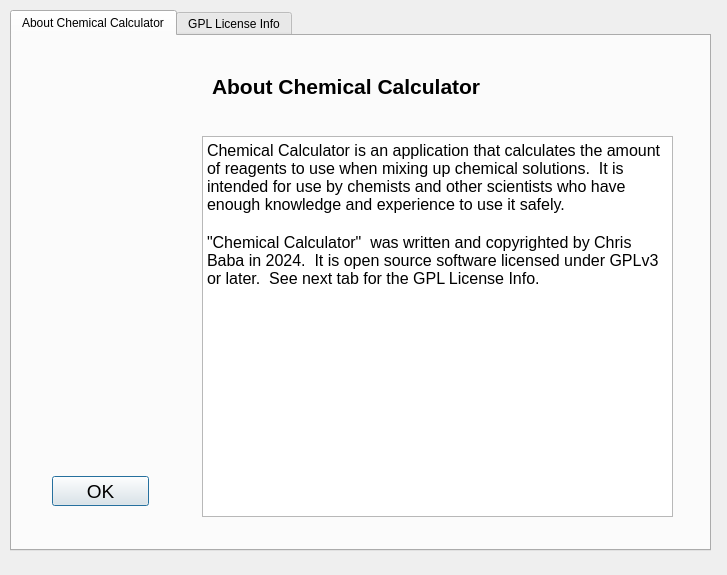
Chris-Baba/ChemCalc, file about_dialog.ui: the form before one commit.
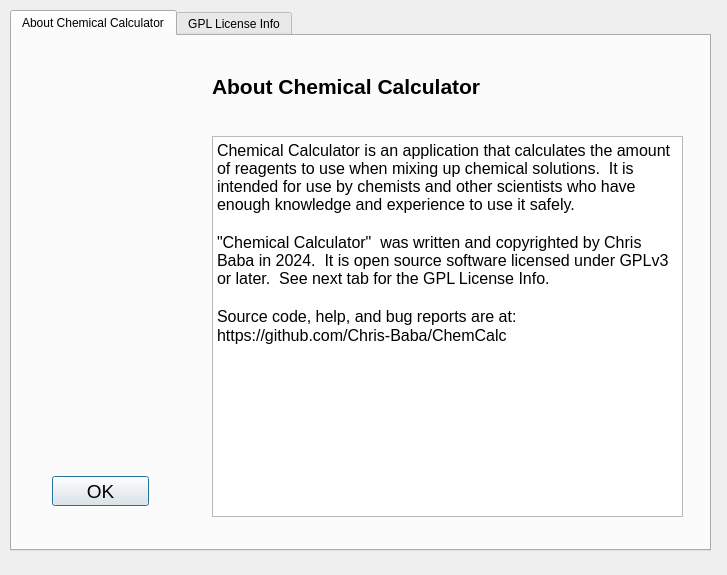
The form after the commit. The open tabs and pages were chosen to show the change. Icons and pictures are not drawn.

Commit message: Updated about_dialog with my github URL.

The edit to the form file:
```diff
--- a/about_dialog.ui
+++ b/about_dialog.ui
@@ -94,7 +94,7 @@
     <widget class="QTextEdit" name="textEdit">
      <property name="geometry">
       <rect>
-       <x>190</x>
+       <x>200</x>
        <y>100</y>
        <width>471</width>
        <height>381</height>
@@ -125,7 +125,9 @@
 &lt;p style=&quot; margin-top:0px; margin-bottom:0px; margin-left:0px; margin-right:0px; -qt-block-indent:0; text-indent:0px;&quot;&gt;Chemical Calculator is an application that calculates the amount of reagents to use when mixing up chemical solutions.  It is intended for use by chemists and other scientists who have enough knowledge and experience to use it safely.&lt;/p&gt;
 &lt;p style=&quot;-qt-paragraph-type:empty; margin-top:0px; margin-bottom:0px; margin-left:0px; margin-right:0px; -qt-block-indent:0; text-indent:0px;&quot;&gt;&lt;br /&gt;&lt;/p&gt;
 &lt;p style=&quot; margin-top:0px; margin-bottom:0px; margin-left:0px; margin-right:0px; -qt-block-indent:0; text-indent:0px;&quot;&gt;&amp;quot;Chemical Calculator&amp;quot;  was written and copyrighted by Chris Baba in 2024.  It is open source software licensed under GPLv3 or later.  See next tab for the GPL License Info.&lt;/p&gt;
-&lt;p style=&quot;-qt-paragraph-type:empty; margin-top:0px; margin-bottom:0px; margin-left:0px; margin-right:0px; -qt-block-indent:0; text-indent:0px;&quot;&gt;&lt;br /&gt;&lt;/p&gt;&lt;/body&gt;&lt;/html&gt;</string>
+&lt;p style=&quot;-qt-paragraph-type:empty; margin-top:0px; margin-bottom:0px; margin-left:0px; margin-right:0px; -qt-block-indent:0; text-indent:0px;&quot;&gt;&lt;br /&gt;&lt;/p&gt;
+&lt;p style=&quot; margin-top:0px; margin-bottom:0px; margin-left:0px; margin-right:0px; -qt-block-indent:0; text-indent:0px;&quot;&gt;Source code, help, and bug reports are at: &lt;/p&gt;
+&lt;p style=&quot; margin-top:0px; margin-bottom:0px; margin-left:0px; margin-right:0px; -qt-block-indent:0; text-indent:0px;&quot;&gt;https://github.com/Chris-Baba/ChemCalc&lt;/p&gt;&lt;/body&gt;&lt;/html&gt;</string>
      </property>
      <property name="textInteractionFlags">
       <set>Qt::TextInteractionFlag::LinksAccessibleByKeyboard|Qt::TextInteractionFlag::LinksAccessibleByMouse|Qt::TextInteractionFlag::TextBrowserInteraction|Qt::TextInteractionFlag::TextSelectableByKeyboard|Qt::TextInteractionFlag::TextSelectableByMouse</set>
```
Left out of the diff: 2 changed lines with no effect on the pictures.
